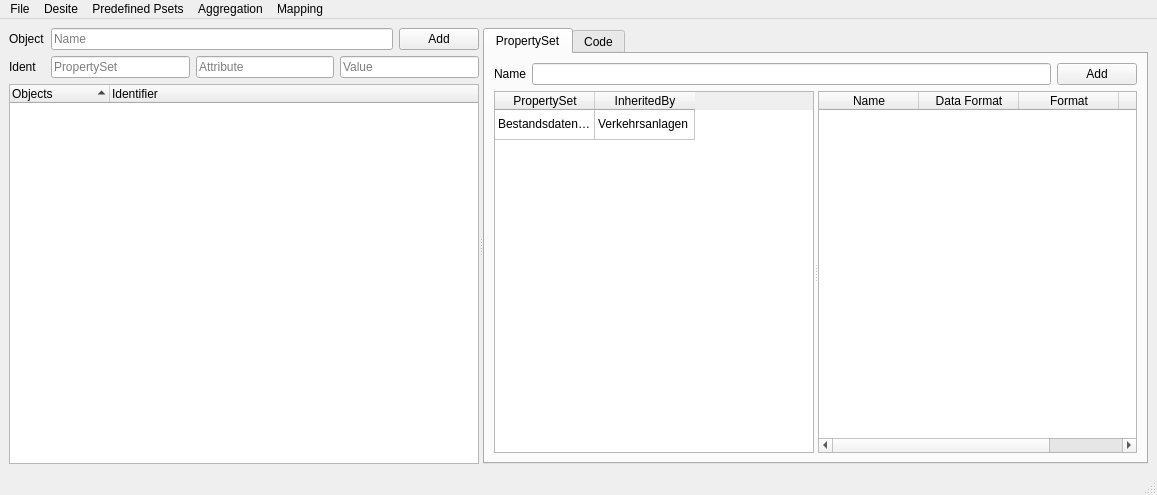
Qt form src/som_gui/qt_designs/MainWindow.ui (c-mellueh/SOM-Toolkit) before a commit.
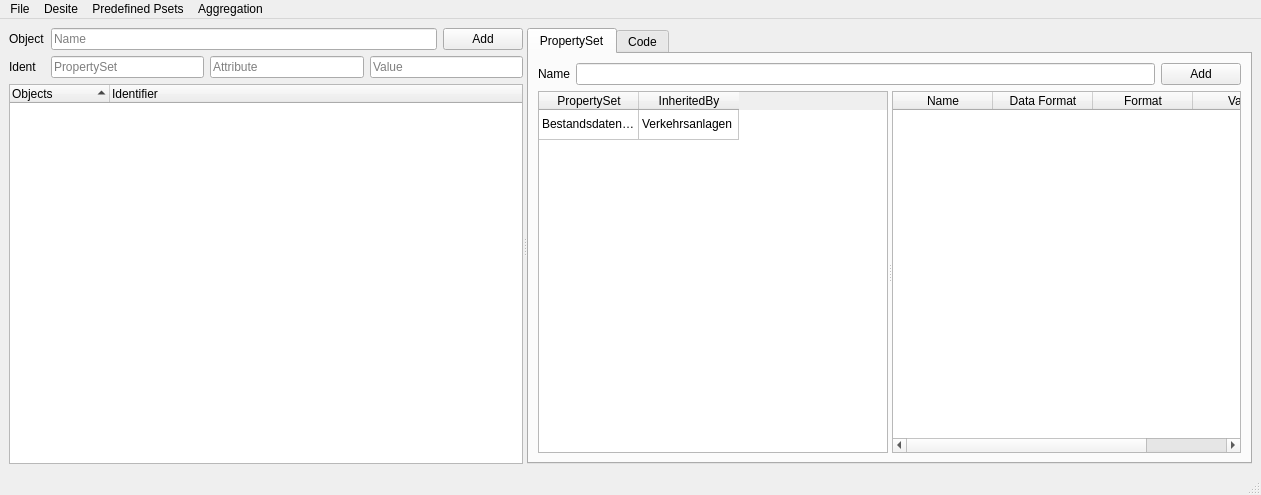
The same form after that commit.

```diff
--- a/src/som_gui/qt_designs/MainWindow.ui
+++ b/src/som_gui/qt_designs/MainWindow.ui
@@ -6,7 +6,7 @@
    <rect>
     <x>0</x>
     <y>0</y>
-    <width>1157</width>
+    <width>1261</width>
     <height>495</height>
    </rect>
   </property>
@@ -655,7 +655,7 @@
     <rect>
      <x>0</x>
      <y>0</y>
-     <width>1157</width>
+     <width>1261</width>
      <height>22</height>
     </rect>
    </property>
@@ -690,17 +690,10 @@
     </property>
     <addaction name="action_show_graphs"/>
    </widget>
-   <widget class="QMenu" name="menuRevit">
-    <property name="title">
-     <string>Mapping</string>
-    </property>
-    <addaction name="action_mapping_options"/>
-   </widget>
    <addaction name="menuFile"/>
    <addaction name="menuDesite"/>
    <addaction name="menuPredefined_Psets"/>
    <addaction name="menuShow_Graphs"/>
-   <addaction name="menuRevit"/>
   </widget>
   <widget class="QStatusBar" name="statusbar"/>
   <action name="action_file_new">
```
Left out of the diff: 58 changed lines with no effect on the pictures.
